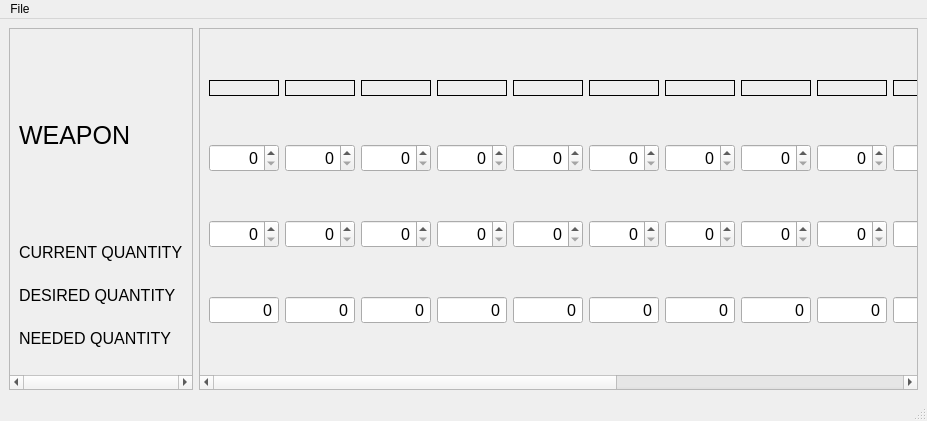
Old version of the form ui_files/MoonRabbitWindow_v2.ui in the repository PauloPupim/MoonRabbit.
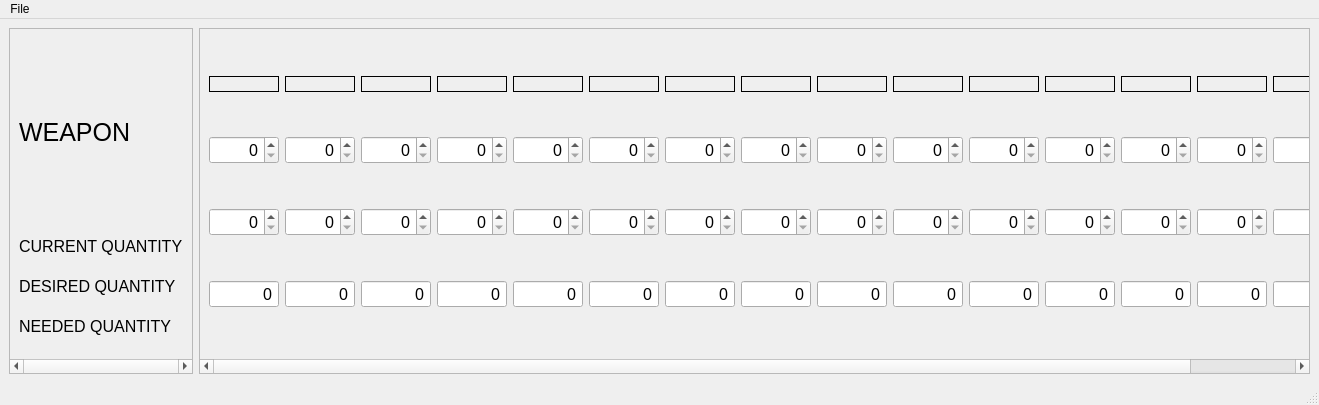
New version of the form. Icons and pictures are not drawn.

Patch:
```diff
--- a/ui_files/MoonRabbitWindow_v2.ui
+++ b/ui_files/MoonRabbitWindow_v2.ui
@@ -7,8 +7,8 @@
    <rect>
     <x>0</x>
     <y>0</y>
-    <width>927</width>
-    <height>421</height>
+    <width>1319</width>
+    <height>405</height>
    </rect>
   </property>
   <property name="sizePolicy">
@@ -48,7 +48,7 @@
          <x>0</x>
          <y>0</y>
          <width>165</width>
-         <height>341</height>
+         <height>325</height>
         </rect>
        </property>
        <property name="sizePolicy">
@@ -175,10 +175,10 @@
       <widget class="QWidget" name="scrollAreaWidgetContents">
        <property name="geometry">
         <rect>
-         <x>0</x>
+         <x>-1631</x>
          <y>0</y>
-         <width>2749</width>
-         <height>341</height>
+         <width>2757</width>
+         <height>325</height>
         </rect>
        </property>
        <property name="sizePolicy">
@@ -1964,7 +1964,7 @@
     <rect>
      <x>0</x>
      <y>0</y>
-     <width>927</width>
+     <width>1319</width>
      <height>22</height>
     </rect>
    </property>
```
Left out of the diff: 2185 changed lines with no effect on the pictures.
